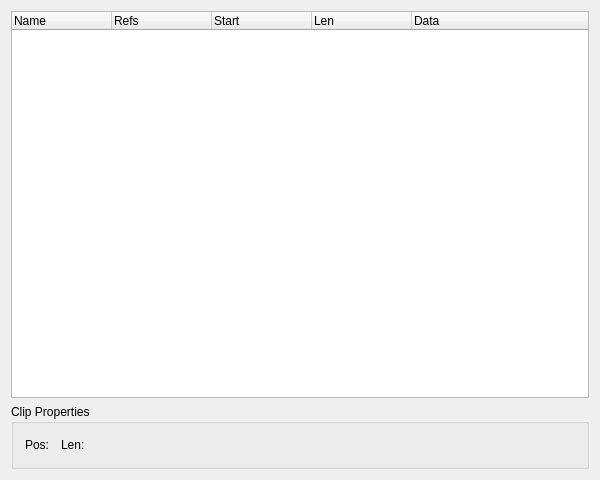
First picture: the form in oom/widgets/cliplisteditorbase.ui, repository ccherrett/oom, before the edit.
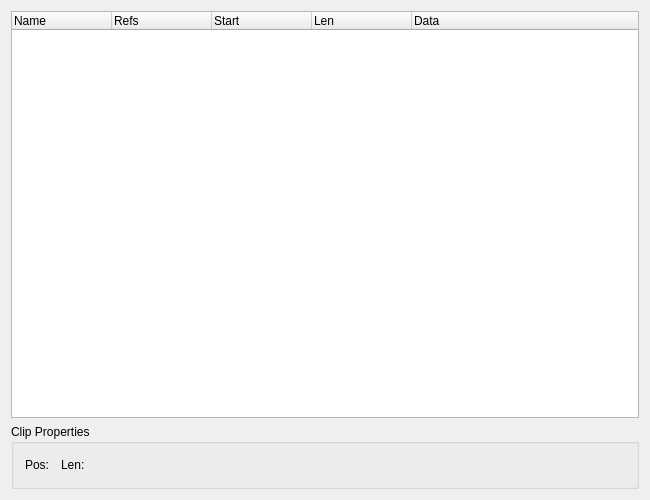
Second picture: the form after the edit. Custom widgets are drawn as their Qt base class.

Commit message: changed cliplist size

```diff
--- a/oom/widgets/cliplisteditorbase.ui
+++ b/oom/widgets/cliplisteditorbase.ui
@@ -9,10 +9,16 @@
       <rect>
         <x>0</x>
         <y>0</y>
-        <width>600</width>
-        <height>480</height>
-      </rect>
-    </property>
+    <width>650</width>
+    <height>500</height>
+   </rect>
+  </property>
+  <property name="minimumSize">
+   <size>
+    <width>650</width>
+    <height>500</height>
+   </size>
+  </property>
     <property name="windowTitle">
       <string>OOMidi: ClipList</string>
     </property>
```
Left out of the diff: 86 changed lines with no effect on the pictures. Lines whose indentation alone changed are shown as unchanged. The commit also changes 1 other file.
